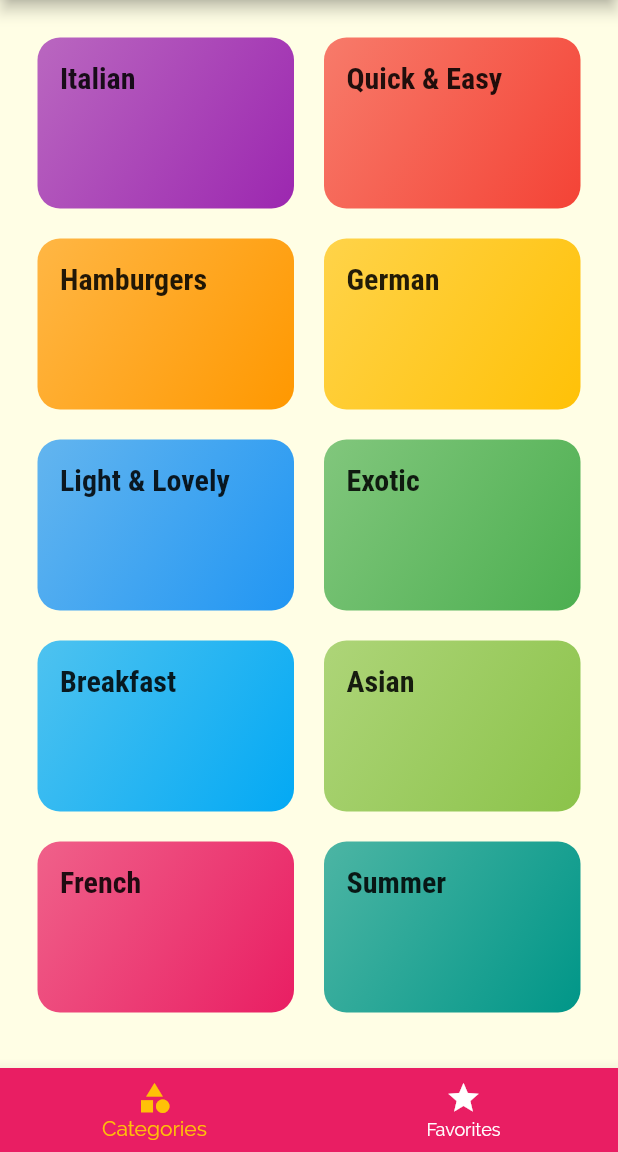
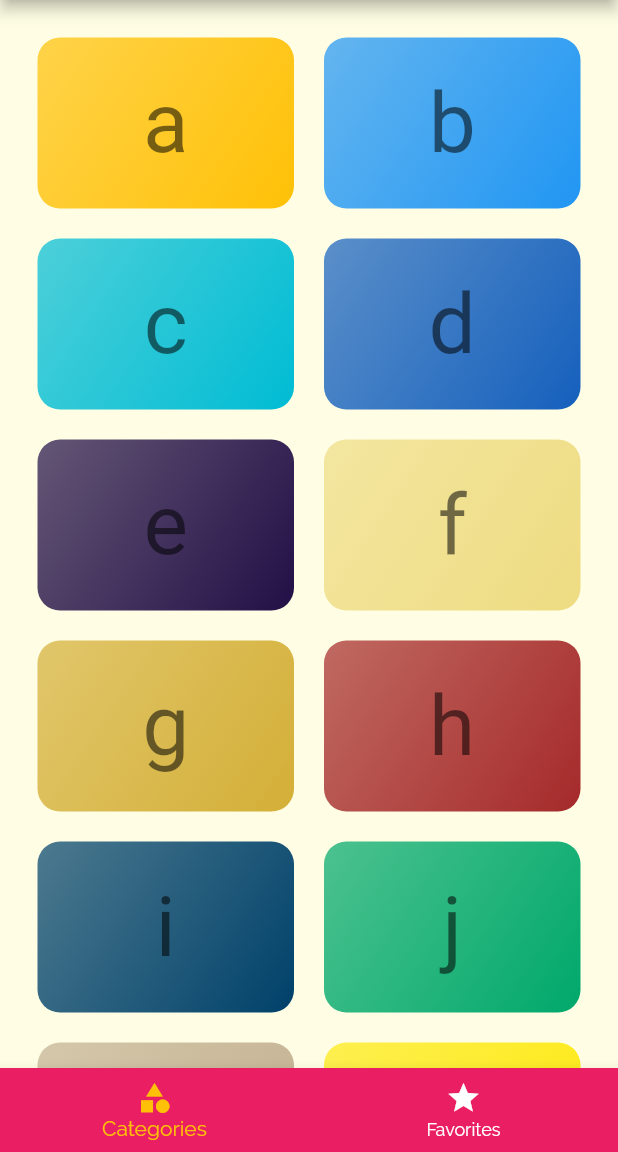
Before and after one commit to rashek/foodapp, a Flutter app: the screen it shows after launch, on a phone screen of 412 x 824 dp, the part 84-1236 px from its top. Run offline on Flutter 3.47's test engine with Material 2 defaults, Android fonts, the phone set to English and light mode, and no system bars.

Commit message:
new Category added

```diff
--- a/lib/dummy_data.dart
+++ b/lib/dummy_data.dart
@@ -3,56 +3,136 @@ import 'package:flutter/material.dart';
 import './models/category.dart';
 import './models/meal.dart';
 
-const DUMMY_CATEGORIES = const [
+var dummyData = [
   Category(
-    id: 'c1',
-    title: 'Italian',
-    color: Colors.purple,
+    id: 'a',
+    title: 'Amber',
+    color: Colors.amber,
   ),
   Category(
-    id: 'c2',
-    title: 'Quick & Easy',
+    id: 'b',
+    title: 'Blue',
+    color: Colors.blue,
+  ),
+  Category(
+    id: 'c',
+    title: 'Cyan',
+    color: Colors.cyan,
+  ),
+  Category(
+    id: 'd',
+    title: 'Denim',
+    color: Color(0xFF1560BD),
+  ),
+  Category(
+    id: 'e',
+    title: 'Eclipse',
+    color: Color(0xFF220F46),
+  ),
+  Category(
+    id: 'f',
+    title: 'Flax',
+    color: Color(0xFFEEDC82),
+  ),
+  Category(
+    id: 'g',
+    title: 'Gold',
+    color: Color(0xFFD4AF37),
+  ),
+  Category(
+    id: 'h',
+    title: 'Hazel',
+    color: Color(0xffa52a2a),
+  ),
+  Category(
+    id: 'i',
+    title: 'Indigo',
+    color: Color(0xff00416A),
+  ),
+  Category(
+    id: 'j',
+    title: 'Jade',
+    color: Color(0xFF00A86B),
+  ),
+  Category(
+    id: 'k',
+    title: 'Khaki',
+    color: Color(0xFFC3B091),
+  ),
+  Category(
+    id: 'l',
+    title: 'Lemon',
+    color: Color(0xFFFDE910),
+  ),
+  Category(
+    id: 'm',
+    title: 'Maroon',
+    color: Color(0xFF800000),
+  ),
+  Category(
+    id: 'n',
+    title: 'Navy Blue',
+    color: Color(0xFF000080),
+  ),
+  Category(
+    id: 'o',
+    title: 'Orange',
+    color: Colors.orange,
+  ),
+  Category(
+    id: 'p',
+    title: 'Pink',
+    color: Colors.pink,
+  ),
+  Category(
+    id: 'q',
+    title: 'Quartile',
+    color: Color(0xFF4CBB17),
+  ),
+  Category(
+    id: 'r',
+    title: 'Red',
     color: Colors.red,
   ),
   Category(
-    id: 'c3',
-    title: 'Hamburgers',
-    color: Colors.orange,
+    id: 's',
+    title: 'Saffron',
+    color: Color(0xFFF4C430),
   ),
   Category(
-    id: 'c4',
-    title: 'German',
-    color: Colors.amber,
+    id: 't',
+    title: 'Teal',
+    color: Colors.teal,
   ),
   Category(
-    id: 'c5',
-    title: 'Light & Lovely',
-    color: Colors.blue,
+    id: 'u',
+    title: 'Ultra Violet',
+    color: Color(0xFF4b019c),
   ),
   Category(
-    id: 'c6',
-    title: 'Exotic',
-    color: Colors.green,
+    id: 'v',
+    title: 'Violet',
+    color: Color(0xFF8B00FF),
   ),
   Category(
-    id: 'c7',
-    title: 'Breakfast',
-    color: Colors.lightBlue,
+    id: 'w',
+    title: 'White',
+    color: Colors.white,
   ),
   Category(
-    id: 'c8',
-    title: 'Asian',
-    color: Colors.lightGreen,
+    id: 'x',
+    title: 'Xanadu',
+    color: Color(0xFF738678),
   ),
   Category(
-    id: 'c9',
-    title: 'French',
-    color: Colors.pink,
+    id: 'y',
+    title: 'Yellow',
+    color: Colors.yellow,
   ),
   Category(
-    id: 'c10',
-    title: 'Summer',
-    color: Colors.teal,
+    id: 'z',
+    title: 'Zoboba',
+    color: Color(0xFFbc8a52),
   ),
 ];
 
--- a/lib/screens/categories_screen.dart
+++ b/lib/screens/categories_screen.dart
@@ -8,13 +8,13 @@ class CategoriesScreen extends StatelessWidget {
   Widget build(BuildContext context) {
     return GridView(
       padding: const EdgeInsets.all(25),
-      children: DUMMY_CATEGORIES
+      children: dummyData
           .map(
-            (catData) => CategoryItem(
-                  catData.id,
-                  catData.title,
-                  catData.color,
-                ),
+            (data) => CategoryItem(
+              data.id,
+              data.title,
+              data.color,
+            ),
           )
           .toList(),
       gridDelegate: SliverGridDelegateWithMaxCrossAxisExtent(
--- a/lib/widgets/category_item.dart
+++ b/lib/widgets/category_item.dart
@@ -27,9 +27,11 @@ class CategoryItem extends StatelessWidget {
       borderRadius: BorderRadius.circular(15),
       child: Container(
         padding: const EdgeInsets.all(15),
-        child: Text(
-          title,
-          style: Theme.of(context).textTheme.title,
+        child: Center(
+          child: Text(
+            id,
+            style: Theme.of(context).textTheme.headline2,
+          ),
         ),
         decoration: BoxDecoration(
           gradient: LinearGradient(
```
Also changed, not shown: pubspec.lock.
